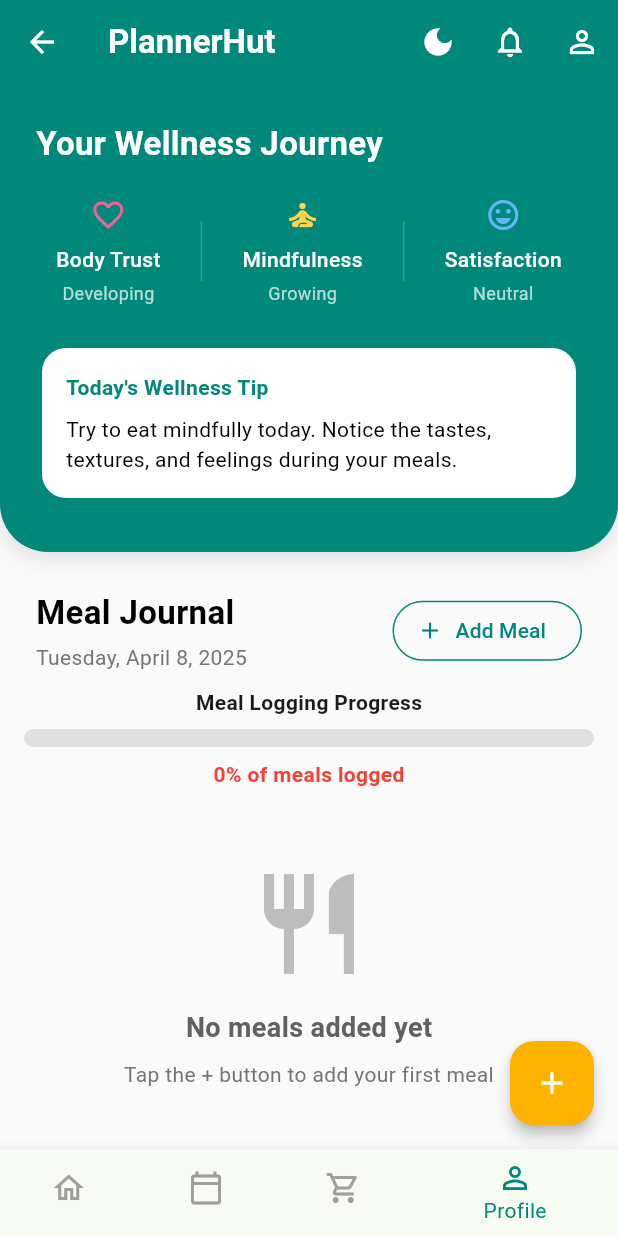
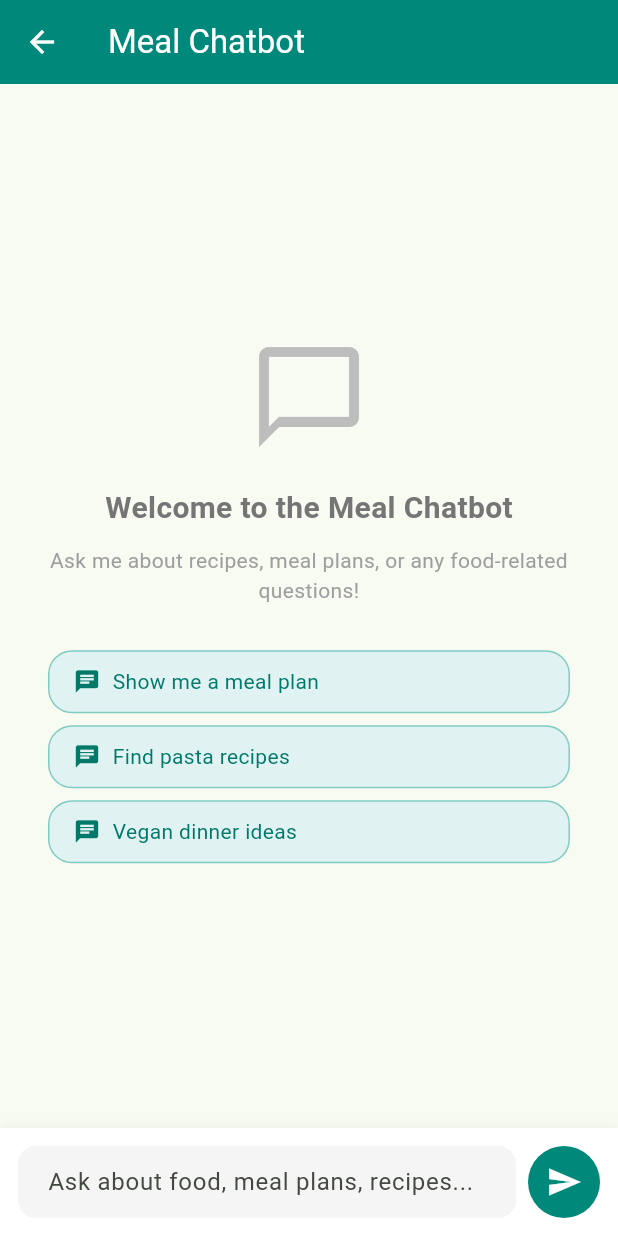
Before and after one commit to reymartjohneva/meal_planner, a Flutter app: the HomeScreen screen opened by its route, item 4 of the bottom bar chosen, on a phone screen of 412 x 824 dp. Run offline on Flutter 3.47's test engine with Material 3 defaults, Android fonts, the light colour scheme and no system bars; our stand-ins replace cloud_firestore, firebase_auth, firebase_core, flutter_local_notifications, table_calendar, timezone; accounts and stored records are empty; network calls fail.

Commit message:
feat: integrated chatbot and grocery lists

```diff
--- a/lib/pages/home_screen.dart
+++ b/lib/pages/home_screen.dart
@@ -8,7 +8,8 @@
 import 'profile_page.dart';
 import '../screens/meal_reminders_screen.dart';
 import '../screens/calendar_screen.dart';
-
+import '../screens/grocery_page.dart';
+import '../screens/chatbot_page.dart';
 class HomeScreen extends StatefulWidget {
   const HomeScreen({super.key});
 
@@ -36,6 +37,7 @@
     super.initState();
     _initializeNotifications();
     // Other initialization...
+
   }
 
   Future<void> _initializeNotifications() async {
@@ -500,12 +502,27 @@
         selectedItemColor: primaryColor,
         unselectedItemColor: _isDarkMode ? Colors.grey.shade400 : Colors.grey.shade500,
         backgroundColor: _isDarkMode ? Colors.grey.shade900 : Colors.white,
+        type: BottomNavigationBarType.fixed, // Added to support 5 items
         onTap: (index) {
-          if (index == 1) { // Check if the Calendar tab is tapped
+          if (index == 1) { // Calendar tab
             Navigator.push(
               context,
               MaterialPageRoute(
                 builder: (context) => CalendarScreen(reminders: _mealReminders),
+              ),
+            );
+          } else if (index == 2) { // Grocery tab
+            Navigator.push(
+              context,
+              MaterialPageRoute(
+                builder: (context) => GroceryPage(), // Navigate to Grocery Page
+              ),
+            );
+          } else if (index == 3) { // Chatbot tab
+            Navigator.push(
+              context,
+              MaterialPageRoute(
+                builder: (context) => ChatbotPage(), // Navigate to Chatbot Page
               ),
             );
           } else {
@@ -518,6 +535,7 @@
           BottomNavigationBarItem(icon: Icon(Icons.home_outlined), label: 'Home'),
           BottomNavigationBarItem(icon: Icon(Icons.calendar_today_outlined), label: 'Calendar'),
           BottomNavigationBarItem(icon: Icon(Icons.local_grocery_store_outlined), label: 'Grocery'),
+          BottomNavigationBarItem(icon: Icon(Icons.chat_bubble_outline), label: 'Chatbot'),
           BottomNavigationBarItem(icon: Icon(Icons.person_outline), label: 'Profile'),
         ],
       ),
--- /dev/null
+++ b/lib/screens/chatbot_page.dart
@@ -0,0 +1,266 @@
+import 'package:flutter/material.dart';
+import 'package:http/http.dart' as http;
+import 'dart:convert';
+
+class ChatbotPage extends StatefulWidget {
+  const ChatbotPage({Key? key}) : super(key: key);
+
+  @override
+  State<ChatbotPage> createState() => _ChatbotPageState();
+}
+
+class _ChatbotPageState extends State<ChatbotPage> {
+  final TextEditingController _messageController = TextEditingController();
+  final List<ChatMessage> _messages = [];
+  bool _isTyping = false;
+  final String apiKey = '6cc047ebf7264623b2c64b0ac21c2499';
+
+  @override
+  Widget build(BuildContext context) {
+    final isDarkMode = Theme.of(context).brightness == Brightness.dark;
+    final primaryColor = isDarkMode ? Colors.teal.shade300 : Colors.teal.shade600;
+
+    return Scaffold(
+      appBar: AppBar(
+        title: const Text('Meal Chatbot'),
+        backgroundColor: primaryColor,
+        foregroundColor: Colors.white,
+      ),
+      body: Column(
+        children: [
+          Expanded(
+            child: _messages.isEmpty
+                ? _buildWelcomeMessage()
+                : ListView.builder(
+              padding: const EdgeInsets.all(16),
+              itemCount: _messages.length,
+              itemBuilder: (context, index) {
+                final message = _messages[index];
+                return Align(
+                  alignment: message.isUser ? Alignment.centerRight : Alignment.centerLeft,
+                  child: Container(
+                    constraints: BoxConstraints(
+                      maxWidth: MediaQuery.of(context).size.width * 0.75,
+                    ),
+                    margin: const EdgeInsets.symmetric(vertical: 8),
+                    padding: const EdgeInsets.all(12),
+                    decoration: BoxDecoration(
+                      color: message.isUser
+                          ? primaryColor.withOpacity(0.7)
+                          : isDarkMode ? Colors.grey.shade800 : Colors.grey.shade200,
+                      borderRadius: BorderRadius.circular(16),
+                    ),
+                    child: Text(
+                      message.text,
+                      style: TextStyle(
+                        color: message.isUser ? Colors.white : null,
+                      ),
+                    ),
+                  ),
+                );
+              },
+            ),
+          ),
+          if (_isTyping)
+            Padding(
+              padding: const EdgeInsets.symmetric(horizontal: 16),
+              child: Align(
+                alignment: Alignment.centerLeft,
+                child: Text('Chatbot is thinking...',
+                    style: TextStyle(color: Colors.grey.shade500, fontStyle: FontStyle.italic)),
+              ),
+            ),
+          Container(
+            padding: const EdgeInsets.all(12),
+            decoration: BoxDecoration(
+              color: isDarkMode ? Colors.grey.shade900 : Colors.white,
+              boxShadow: [
+                BoxShadow(
+                  color: Colors.black.withOpacity(0.05),
+                  blurRadius: 5,
+                  spreadRadius: 1,
+                ),
+              ],
+            ),
+            child: Row(
+              children: [
+                Expanded(
+                  child: TextField(
+                    controller: _messageController,
+                    onSubmitted: (text) => _sendMessage(),
+                    decoration: InputDecoration(
+                      hintText: "Ask about food, meal plans, recipes...",
+                      border: OutlineInputBorder(
+                        borderRadius: BorderRadius.circular(24),
+                        borderSide: BorderSide.none,
+                      ),
+                      filled: true,
+                      fillColor: isDarkMode ? Colors.grey.shade800 : Colors.grey.shade100,
+                      contentPadding: const EdgeInsets.symmetric(horizontal: 16, vertical: 12),
+                    ),
+                  ),
+                ),
+                const SizedBox(width: 8),
+                CircleAvatar(
+                  backgroundColor: primaryColor,
+                  radius: 24,
+                  child: IconButton(
+                    icon: const Icon(Icons.send, color: Colors.white),
+                    onPressed: _sendMessage,
+                  ),
+                )
+              ],
+            ),
+          )
+        ],
+      ),
+    );
+  }
+
+  void _sendMessage() {
+    final message = _messageController.text;
+    if (message.trim().isEmpty) return;
+
+    setState(() {
+      _messages.add(ChatMessage(text: message, isUser: true));
+      _messageController.clear();
+      _isTyping = true;
+    });
+
+    // Get response from Spoonacular API
+    getSpoonacularResponse(message).then((response) {
+      setState(() {
+        _isTyping = false;
+        _messages.add(ChatMessage(
+          text: response,
+          isUser: false,
+        ));
+      });
+    });
+  }
+
+  Future<String> getSpoonacularResponse(String input) async {
+    try {
+      if (input.toLowerCase().contains("meal plan")) {
+        // Meal Plan
+        final url = Uri.parse(
+            'https://api.spoonacular.com/mealplanner/generate?timeFrame=day&apiKey=$apiKey');
+        final res = await http.get(url);
+        final data = json.decode(res.body);
+
+        if (res.statusCode != 200) {
+          return "Sorry, I couldn't get meal plan information right now.";
+        }
+
+        final meals = data['meals'];
+        return "Here's a meal plan for you:\n" +
+            meals.map<String>((meal) => "- ${meal['title']}").join('\n');
+      } else {
+        // Search recipes
+        final query = Uri.encodeComponent(input);
+        final url = Uri.parse(
+            'https://api.spoonacular.com/recipes/complexSearch?query=$query&number=3&apiKey=$apiKey');
+        final res = await http.get(url);
+
+        if (res.statusCode != 200) {
+          return "Sorry, I couldn't find recipes at the moment.";
+        }
+
+        final data = json.decode(res.body);
+        final results = data['results'];
+
+        if (results.isEmpty) return "No recipes found for \"$input\".";
+
+        return "Here are some recipes related to \"$input\":\n" +
+            results
+                .map<String>((r) => "- ${r['title']}")
+                .toList()
+                .join('\n');
+      }
+    } catch (e) {
+      return "Sorry, I encountered an error: $e";
+    }
+  }
+
+  Widget _buildWelcomeMessage() {
+    return Center(
+      child: Column(
+        mainAxisAlignment: MainAxisAlignment.center,
+        children: [
+          Icon(
+            Icons.chat_bubble_outline,
+            size: 80,
+            color: Colors.grey.shade400,
+          ),
+          const SizedBox(height: 20),
+          Text(
+            "Welcome to the Meal Chatbot",
+            style: TextStyle(
+              fontSize: 20,
+              fontWeight: FontWeight.bold,
+              color: Colors.grey.shade600,
+            ),
+          ),
+          const SizedBox(height: 10),
+          Padding(
+            padding: const EdgeInsets.symmetric(horizontal: 32),
+            child: Text(
+              "Ask me about recipes, meal plans, or any food-related questions!",
+              textAlign: TextAlign.center,
+              style: TextStyle(color: Colors.grey.shade500),
+            ),
+          ),
+          const SizedBox(height: 30),
+          Padding(
+            padding: const EdgeInsets.symmetric(horizontal: 32),
+            child: Column(
+              crossAxisAlignment: CrossAxisAlignment.start,
+              children: [
+                _buildSuggestionChip("Show me a meal plan"),
+                _buildSuggestionChip("Find pasta recipes"),
+                _buildSuggestionChip("Vegan dinner ideas"),
+              ],
+            ),
+          ),
+        ],
+      ),
+    );
+  }
+
+  Widget _buildSuggestionChip(String text) {
+    return GestureDetector(
+      onTap: () {
+        _messageController.text = text;
+        _sendMessage();
+      },
+      child: Container(
+        margin: const EdgeInsets.only(bottom: 8),
+        padding: const EdgeInsets.symmetric(horizontal: 16, vertical: 10),
+        decoration: BoxDecoration(
+          color: Colors.teal.shade50,
+          borderRadius: BorderRadius.circular(16),
+          border: Border.all(color: Colors.teal.shade200),
+        ),
+        child: Row(
+          children: [
+            Icon(Icons.chat, size: 18, color: Colors.teal.shade700),
+            const SizedBox(width: 8),
+            Expanded(
+              child: Text(
+                text,
+                style: TextStyle(color: Colors.teal.shade700),
+              ),
+            ),
+          ],
+        ),
+      ),
+    );
+  }
+}
+
+class ChatMessage {
+  final String text;
+  final bool isUser;
+
+  ChatMessage({required this.text, required this.isUser});
+}
--- a/pubspec.yaml
+++ b/pubspec.yaml
@@ -41,6 +41,7 @@
   timezone: ^0.9.2
   table_calendar: ^3.0.0
   cloud_firestore: ^5.6.6
+  http: ^1.1.0
 
 dev_dependencies:
   flutter_test:
```
Also changed, not shown: lib/screens/grocery_page.dart (added, +243 -0 lines), pubspec.lock.
